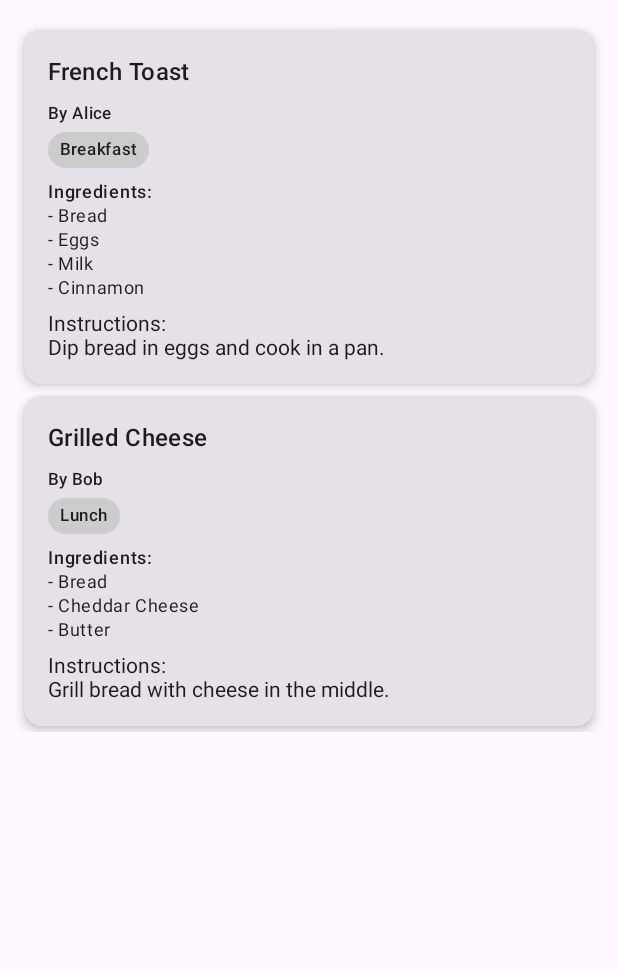
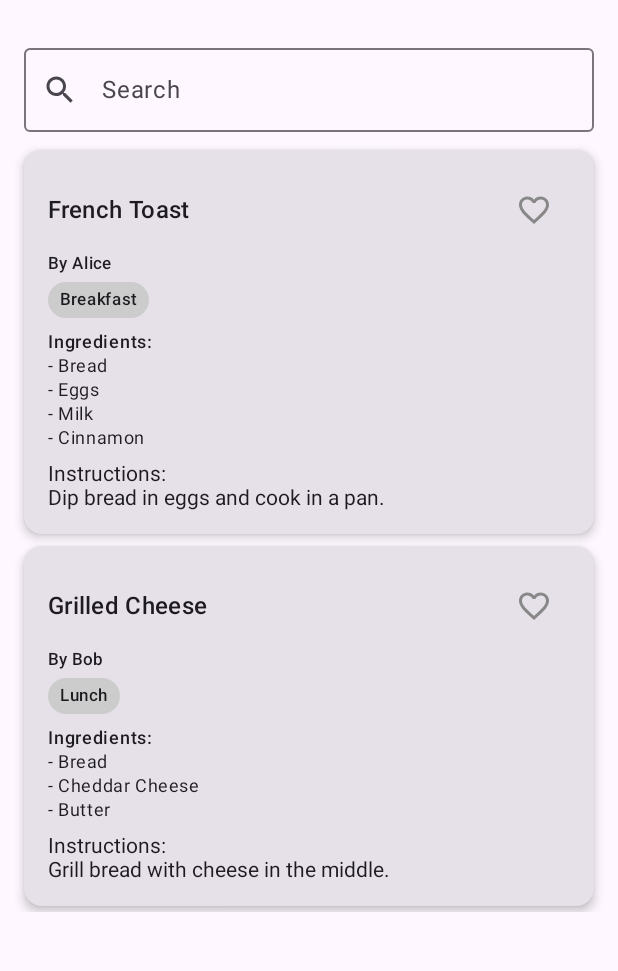
Before and after one commit to mamasters/android_recipe_app, an Android app built with Jetpack Compose: the screen it shows after launch (MainActivity), on a phone screen of 412 x 824 dp, the part 72-1043 px from its top. Run offline under Robolectric (Android 15) with nearby library versions, the phone set to English and light mode, and no system bars; our stand-ins replace Dagger/Hilt's generated code, Room's generated code.

Commit message:
1) Updated Recipe Class: Added isFavorite attribute.
2) Updated RecipeDao: Added isFavorite Query.

3) Updated RecipeDB: Incremented from version 2 to 4.

4) Added Search Bar:
    - Users can now search for recipes by name by typing in the search bar at the top of the screen.
    - Added SearchBar composable in separate SearchBar.kt file
    - Added Search Bar at top of RecipeScreen Composable.

5) Added favorite icon at top right of recipe card.
    - Updated RecipeDAO with isFavorite Query

6) Added two additional recipes to SampleData.kt file.

```diff
--- a/app/src/main/java/com/example/recipeapplication/data/local/RecipeDao.kt
+++ b/app/src/main/java/com/example/recipeapplication/data/local/RecipeDao.kt
@@ -24,4 +24,6 @@ interface RecipeDao {
     @Query("DELETE FROM recipes")
     suspend fun deleteAll()
 
+    @Query("UPDATE recipes SET isFavorite = :isFavorite WHERE id = :id")
+    suspend fun updateFavoriteStatus(id: Int, isFavorite: Boolean)
 }
--- a/app/src/main/java/com/example/recipeapplication/data/local/RecipeDatabase.kt
+++ b/app/src/main/java/com/example/recipeapplication/data/local/RecipeDatabase.kt
@@ -7,7 +7,7 @@ import androidx.room.RoomDatabase
 import androidx.room.TypeConverters
 import com.example.recipeapplication.model.Recipe
 
-@Database(entities = [Recipe::class], version = 2)
+@Database(entities = [Recipe::class], version = 4)
 @TypeConverters(Converters::class)
 abstract class RecipeDatabase: RoomDatabase() {
     abstract fun recipeDao(): RecipeDao
--- a/app/src/main/java/com/example/recipeapplication/data/repository/RecipeRepository.kt
+++ b/app/src/main/java/com/example/recipeapplication/data/repository/RecipeRepository.kt
@@ -16,4 +16,7 @@ class RecipeRepository @Inject constructor(private val recipeDao: RecipeDao) {
 
     suspend fun deleteAll() = recipeDao.deleteAll()
 
+    suspend fun toggleFavorite(recipe: Recipe) {
+        recipeDao.updateFavoriteStatus(recipe.id, !recipe.isFavorite)
+    }
 }
--- a/app/src/main/java/com/example/recipeapplication/model/Recipe.kt
+++ b/app/src/main/java/com/example/recipeapplication/model/Recipe.kt
@@ -13,5 +13,6 @@ data class Recipe(
     val instructions: String,
     val category: String,
     // val imageUrl: String,
-    @TypeConverters(Converters::class) val ingredients: List<String>
+    @TypeConverters(Converters::class) val ingredients: List<String>,
+    val isFavorite: Boolean = false
 )
--- a/app/src/main/java/com/example/recipeapplication/ui/screen/RecipeScreen.kt
+++ b/app/src/main/java/com/example/recipeapplication/ui/screen/RecipeScreen.kt
@@ -1,7 +1,9 @@
 package com.example.recipeapplication.ui.screen
 
 import androidx.compose.foundation.background
+import androidx.compose.foundation.layout.Arrangement
 import androidx.compose.foundation.layout.Column
+import androidx.compose.foundation.layout.Row
 import androidx.compose.foundation.layout.Spacer
 import androidx.compose.foundation.layout.fillMaxSize
 import androidx.compose.foundation.layout.fillMaxWidth
@@ -11,14 +13,22 @@ import androidx.compose.foundation.layout.statusBarsPadding
 import androidx.compose.foundation.lazy.LazyColumn
 import androidx.compose.foundation.lazy.items
 import androidx.compose.foundation.shape.RoundedCornerShape
+import androidx.compose.material.icons.Icons
+import androidx.compose.material.icons.filled.Favorite
+import androidx.compose.material.icons.filled.FavoriteBorder
+import androidx.compose.material.icons.filled.Search
 import androidx.compose.material3.Card
 import androidx.compose.material3.CardDefaults
 import androidx.compose.material3.ExperimentalMaterial3Api
+import androidx.compose.material3.Icon
+import androidx.compose.material3.IconButton
 import androidx.compose.material3.MaterialTheme
+import androidx.compose.material3.OutlinedTextField
 import androidx.compose.material3.Scaffold
 import androidx.compose.material3.Text
 import androidx.compose.material3.TopAppBar
 import androidx.compose.runtime.Composable
+import androidx.compose.ui.Alignment
 import androidx.compose.ui.Modifier
 import androidx.compose.ui.graphics.Color
 import androidx.compose.ui.text.style.TextOverflow
@@ -27,10 +37,12 @@ import androidx.hilt.navigation.compose.hiltViewModel
 import com.example.recipeapplication.model.Recipe
 import com.example.recipeapplication.viewmodel.RecipeViewModel
 
+
 @OptIn(ExperimentalMaterial3Api::class)
 @Composable
 fun RecipeScreen(viewModel: RecipeViewModel = hiltViewModel()) {
-    val recipes = viewModel.recipes
+    val recipes = viewModel.filteredRecipes
+    val query = viewModel.searchQuery
 
     Scaffold(
         topBar = {
@@ -49,6 +61,12 @@ fun RecipeScreen(viewModel: RecipeViewModel = hiltViewModel()) {
 
             Spacer(modifier = Modifier.height(16.dp))
 
+            // Search Bar
+            SearchBar(
+                query = query,
+                onQueryChanged = viewModel::onSearchQueryChanged
+            )
+
             LazyColumn {
                 items(items = recipes, key = { it.id }) { recipe: Recipe ->
                     Card(
@@ -59,11 +77,27 @@ fun RecipeScreen(viewModel: RecipeViewModel = hiltViewModel()) {
                     ) {
                         Column(modifier = Modifier.padding(16.dp)) {
 
-                            //Recipe Title, Author, Category
-                            Text(recipe.title, style = MaterialTheme.typography.titleMedium)
+                            // Title Row with Favorite Icon
+                            Row(
+                                modifier = Modifier.fillMaxWidth(),
+                                horizontalArrangement = Arrangement.SpaceBetween,
+                                verticalAlignment = Alignment.CenterVertically
+                            ) {
+                                Text(recipe.title, style = MaterialTheme.typography.titleMedium)
 
-                            Spacer(modifier = Modifier.height(8.dp))
+                                IconButton(onClick = { viewModel.toggleFavorite(recipe) }) {
+                                    Icon(
+                                        imageVector = if (recipe.isFavorite)
+                                            Icons.Default.Favorite
+                                        else
+                                            Icons.Default.FavoriteBorder,
+                                        contentDescription = "Toggle Favorite",
+                                        tint = if (recipe.isFavorite) Color.Red else Color.Gray
+                                    )
+                                }
+                            }
 
+                            Spacer(modifier = Modifier.height(4.dp))
                             Text("By ${recipe.author}", style = MaterialTheme.typography.labelSmall)
 
                             Spacer(modifier = Modifier.height(4.dp))
@@ -78,7 +112,6 @@ fun RecipeScreen(viewModel: RecipeViewModel = hiltViewModel()) {
 
                             Spacer(modifier = Modifier.height(8.dp))
 
-                            //Ingredients List
                             Text("Ingredients:", style = MaterialTheme.typography.labelMedium)
                             recipe.ingredients.forEach { ingredient ->
                                 Text("- $ingredient", style = MaterialTheme.typography.bodySmall)
@@ -86,7 +119,6 @@ fun RecipeScreen(viewModel: RecipeViewModel = hiltViewModel()) {
 
                             Spacer(modifier = Modifier.height(8.dp))
 
-                            //Instructions
                             Text("Instructions:")
                             Text(
                                 recipe.instructions,
--- /dev/null
+++ b/app/src/main/java/com/example/recipeapplication/ui/screen/SearchBar.kt
@@ -0,0 +1,29 @@
+package com.example.recipeapplication.ui.screen
+
+import androidx.compose.foundation.layout.fillMaxWidth
+import androidx.compose.foundation.layout.padding
+import androidx.compose.material.icons.Icons
+import androidx.compose.material.icons.filled.Search
+import androidx.compose.material3.Icon
+import androidx.compose.material3.OutlinedTextField
+import androidx.compose.material3.Text
+import androidx.compose.runtime.Composable
+import androidx.compose.ui.Modifier
+import androidx.compose.ui.unit.dp
+
+@Composable
+fun SearchBar(
+    query: String,
+    onQueryChanged: (String) -> Unit
+) {
+    OutlinedTextField(
+        value = query,
+        onValueChange = onQueryChanged,
+        label = { Text("Search") },
+        modifier = Modifier
+            .fillMaxWidth()
+            .padding(vertical = 8.dp),
+        singleLine = true,
+        leadingIcon = { Icon(Icons.Default.Search, contentDescription = "Search Icon") }
+    )
+}
--- a/app/src/main/java/com/example/recipeapplication/viewmodel/RecipeViewModel.kt
+++ b/app/src/main/java/com/example/recipeapplication/viewmodel/RecipeViewModel.kt
@@ -11,6 +11,7 @@ import com.example.recipeapplication.model.sampleRecipes
 import dagger.hilt.android.lifecycle.HiltViewModel
 import jakarta.inject.Inject
 import kotlinx.coroutines.launch
+
 
 @HiltViewModel
 class RecipeViewModel @Inject constructor(
@@ -55,4 +56,28 @@ class RecipeViewModel @Inject constructor(
             loadRecipes()
         }
     }
+
+    fun toggleFavorite(recipe: Recipe) {
+        viewModelScope.launch {
+            repository.toggleFavorite(recipe)
+            loadRecipes()
+        }
+    }
+
+    var searchQuery by mutableStateOf("")
+        private set
+
+    val filteredRecipes: List<Recipe>
+        get() = if (searchQuery.isBlank()) {
+            recipes
+        } else {
+            recipes.filter {
+                it.title.contains(searchQuery, ignoreCase = true) ||
+                        it.author.contains(searchQuery, ignoreCase = true)
+            }
+        }
+
+    fun onSearchQueryChanged(newQuery: String) {
+        searchQuery = newQuery
+    }
 }
```
